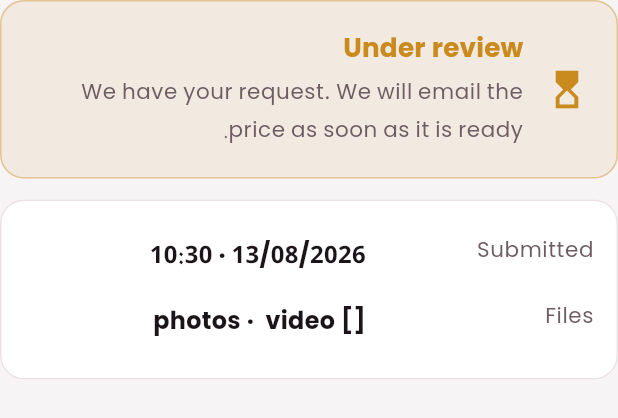
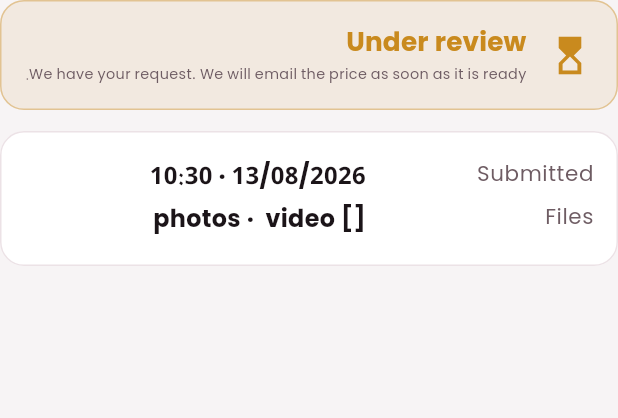
Before and after one commit to Farooqmusic/thamanmotorak, a Flutter app: the _Result widget shown alone on an empty page, opened directly with empty values, on a phone screen of 412 x 824 dp. Shown: the top 418 px of the screen. Run offline on Flutter 3.47's test engine with Material 3 defaults, Android fonts, the light colour scheme and no system bars; our stand-ins replace image_picker, shared_preferences; accounts and stored records are empty; network calls fail.

Commit message:
app: status card on one line, tighter rows

```diff
--- a/app/lib/screens/status.dart
+++ b/app/lib/screens/status.dart
@@ -176,7 +176,7 @@ class _Result extends StatelessWidget {
         // The traffic light the website uses: red while under review, green
         // when the price is in. It is understood before anything is read.
         Container(
-          padding: const EdgeInsets.all(18),
+          padding: const EdgeInsets.all(16),
           decoration: BoxDecoration(
             color: colour.withValues(alpha: 0.10),
             borderRadius: BorderRadius.circular(16),
@@ -192,11 +192,25 @@ class _Result extends StatelessWidget {
                   children: [
                     Text(
                       done ? t('ready') : t('underReview'),
-                      style: theme.textTheme.titleMedium?.copyWith(color: colour),
+                      style: theme.textTheme.titleMedium?.copyWith(color: colour, height: 1.25),
                     ),
-                    const SizedBox(height: 3),
-                    Text(done ? t('readySub') : t('underReviewSub'),
-                        style: theme.textTheme.bodySmall),
+                    const SizedBox(height: 2),
+                    // One line, whatever it takes.
+                    //
+                    // «طلبك وصل. سنرسل السعر على بريدك فور جاهزيته.» wrapped
+                    // onto two lines and made the card twice as tall as the
+                    // thing it is telling you. The sentence is Khalid's, so it
+                    // is not ours to shorten — the type shrinks to fit instead.
+                    FittedBox(
+                      fit: BoxFit.scaleDown,
+                      alignment: AlignmentDirectional.centerStart,
+                      child: Text(
+                        done ? t('readySub') : t('underReviewSub'),
+                        maxLines: 1,
+                        softWrap: false,
+                        style: theme.textTheme.bodySmall?.copyWith(height: 1.3),
+                      ),
+                    ),
                   ],
                 ),
               ),
@@ -269,20 +283,33 @@ class _Result extends StatelessWidget {
     );
   }
 
+  /// One fact per row, label on one side and answer on the other.
+  ///
+  /// Body copy carries Arabic's line height of 1.85 — right for a paragraph,
+  /// far too airy for a five-row table, where it left a finger's width of
+  /// nothing between every line. These rows set their own height and their own
+  /// padding, so the card is a table rather than an essay.
   Widget _row(BuildContext context, String k, String v) {
     if (v.trim().isEmpty) return const SizedBox.shrink();
+    final theme = Theme.of(context);
     return Padding(
-      padding: const EdgeInsets.symmetric(vertical: 6),
+      padding: const EdgeInsets.symmetric(vertical: 3),
       child: Row(
         crossAxisAlignment: CrossAxisAlignment.start,
         children: [
           Expanded(
             flex: 2,
-            child: Text(k, style: Theme.of(context).textTheme.bodySmall),
+            child: Text(k, style: theme.textTheme.bodySmall?.copyWith(height: 1.3)),
           ),
           Expanded(
             flex: 3,
-            child: Text(v, style: const TextStyle(fontWeight: FontWeight.w600)),
+            child: Text(
+              v,
+              style: theme.textTheme.bodyMedium?.copyWith(
+                fontWeight: FontWeight.w600,
+                height: 1.3,
+              ),
+            ),
           ),
         ],
       ),
```
